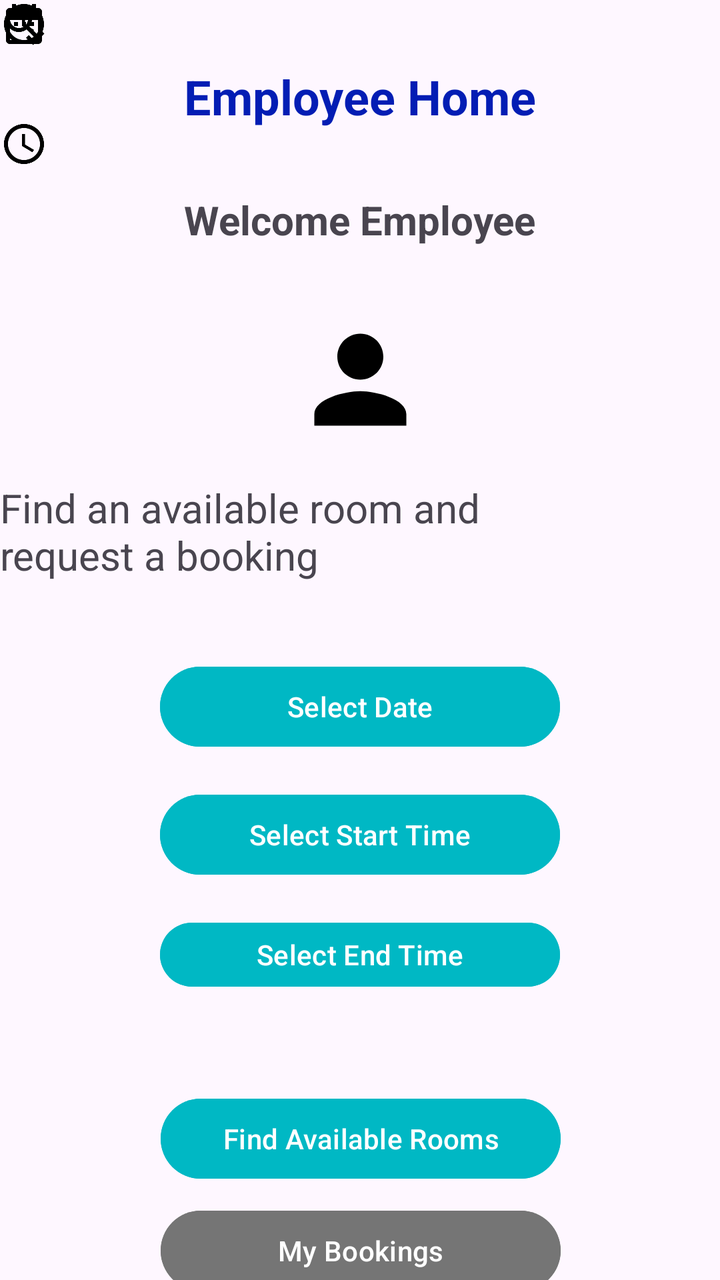
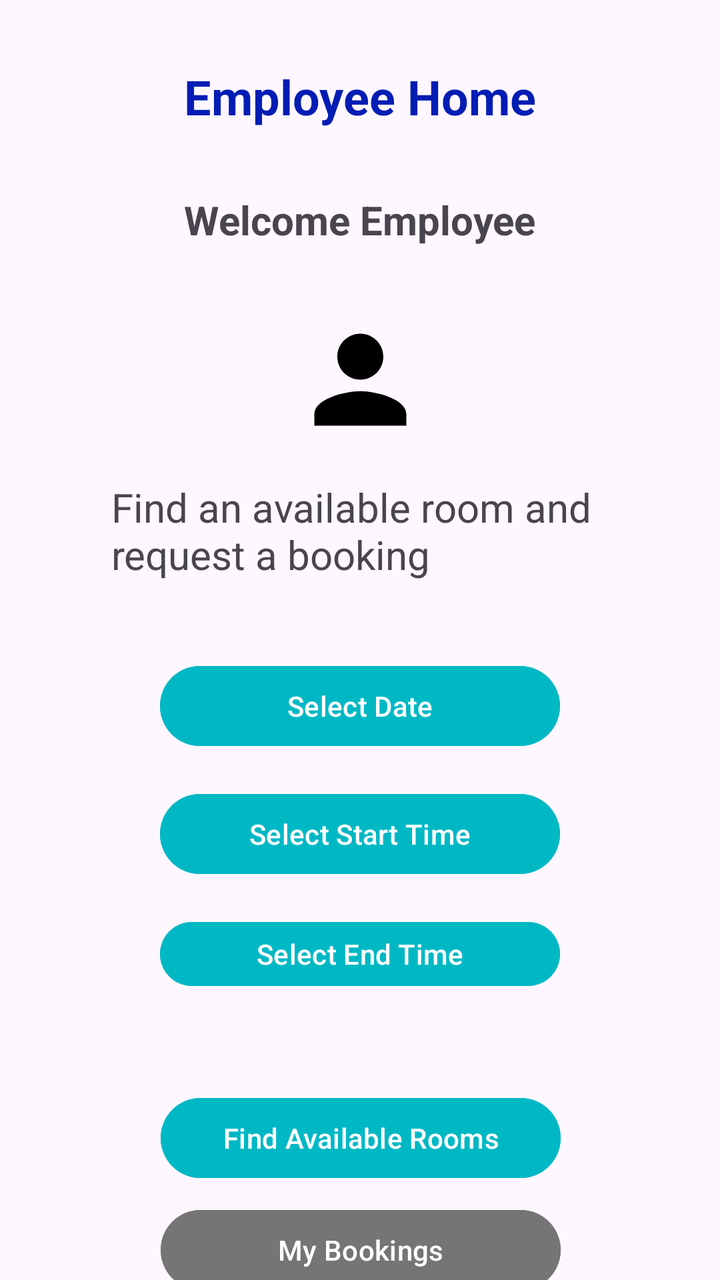

An Android layout rendered at two revisions. The XML below is the earlier revision; the diff shows what the commit changed to produce the second picture.
<!-- AndroidManifest.xml: application theme Theme.OfficeSpaceBooking -->
<!-- res/layout/activity_employee_home.xml -->
<?xml version="1.0" encoding="utf-8"?>
<androidx.constraintlayout.widget.ConstraintLayout xmlns:android="http://schemas.android.com/apk/res/android"
    xmlns:app="http://schemas.android.com/apk/res-auto"
    xmlns:tools="http://schemas.android.com/tools"
    android:id="@+id/main"
    android:layout_width="match_parent"
    android:layout_height="match_parent"
    tools:context=".EmployeeHomeActivity">

    <TextView
        android:id="@+id/textView2"
        android:layout_width="wrap_content"
        android:layout_height="wrap_content"
        android:layout_marginTop="32dp"
        android:text="Employee Home"
        android:textColor="#031DB4"
        android:textSize="24sp"
        android:textStyle="bold"
        app:layout_constraintEnd_toEndOf="parent"
        app:layout_constraintStart_toStartOf="parent"
        app:layout_constraintTop_toTopOf="parent" />

    <TextView
        android:id="@+id/txtWelcome"
        android:layout_width="wrap_content"
        android:layout_height="wrap_content"
        android:layout_marginTop="32dp"
        android:text="Welcome Employee"
        android:textSize="20sp"
        android:textStyle="bold"
        app:layout_constraintEnd_toEndOf="parent"
        app:layout_constraintStart_toStartOf="parent"
        app:layout_constraintTop_toBottomOf="@+id/textView2" />

    <ImageView
        android:id="@+id/imageView2"
        android:layout_width="74dp"
        android:layout_height="69dp"
        android:layout_marginTop="32dp"
        app:layout_constraintEnd_toEndOf="parent"
        app:layout_constraintStart_toStartOf="parent"
        app:layout_constraintTop_toBottomOf="@+id/txtWelcome"
        app:srcCompat="@drawable/employee" />

    <TextView
        android:id="@+id/txtInstructions"
        android:layout_width="243dp"
        android:layout_height="57dp"
        android:layout_marginTop="16dp"
        android:text="Find an available room and request a booking"
        android:textSize="20sp"
        app:layout_constraintTop_toBottomOf="@+id/imageView2"
        tools:layout_editor_absoluteX="81dp" />

    <Button
        android:id="@+id/btnSelectDate"
        android:layout_width="200dp"
        android:layout_height="48dp"
        android:layout_marginTop="32dp"
        android:backgroundTint="#00B8C4"
        android:text="Select Date"
        app:layout_constraintEnd_toEndOf="parent"
        app:layout_constraintStart_toStartOf="parent"
        app:layout_constraintTop_toBottomOf="@+id/txtInstructions" />

    <Button
        android:id="@+id/btnStartTime"
        android:layout_width="200dp"
        android:layout_height="48dp"
        android:layout_marginTop="16dp"
        android:backgroundTint="#00B8C4"
        android:text="Select Start Time"
        app:layout_constraintEnd_toEndOf="parent"
        app:layout_constraintStart_toStartOf="parent"
        app:layout_constraintTop_toBottomOf="@+id/btnSelectDate" />

    <Button
        android:id="@+id/btnEndTime"
        android:layout_width="200dp"
        android:layout_height="40dp"
        android:layout_marginTop="16dp"
        android:backgroundTint="#00B8C4"
        android:text="Select End Time"
        app:layout_constraintEnd_toEndOf="parent"
        app:layout_constraintStart_toStartOf="parent"
        app:layout_constraintTop_toBottomOf="@+id/btnStartTime" />

    <Button
        android:id="@+id/btnFindRooms"
        android:layout_width="200dp"
        android:layout_height="48dp"
        android:layout_marginTop="48dp"
        android:backgroundTint="#00B8C4"
        android:text="Find Available Rooms"
        app:layout_constraintEnd_toEndOf="parent"
        app:layout_constraintHorizontal_bias="0.502"
        app:layout_constraintStart_toStartOf="parent"
        app:layout_constraintTop_toBottomOf="@+id/btnEndTime" />

    <Button
        android:id="@+id/btnmybookings"
        android:layout_width="200dp"
        android:layout_height="48dp"
        android:layout_marginTop="8dp"
        android:backgroundTint="#757575"
        android:text="My Bookings"
        android:textColor="#FFFFFF"
        app:layout_constraintEnd_toEndOf="parent"
        app:layout_constraintHorizontal_bias="0.502"
        app:layout_constraintStart_toStartOf="parent"
        app:layout_constraintTop_toBottomOf="@+id/btnFindRooms" />

    <ImageView
        android:id="@+id/imageView20"
        android:layout_width="wrap_content"
        android:layout_height="wrap_content"
        app:srcCompat="@drawable/date"
        tools:layout_editor_absoluteX="118dp"
        tools:layout_editor_absoluteY="340dp" />

    <ImageView
        android:id="@+id/imageView21"
        android:layout_width="wrap_content"
        android:layout_height="wrap_content"
        app:srcCompat="@drawable/time"
        tools:layout_editor_absoluteX="118dp"
        tools:layout_editor_absoluteY="407dp" />

    <ImageView
        android:id="@+id/imageView22"
        android:layout_width="wrap_content"
        android:layout_height="wrap_content"
        android:layout_marginTop="60dp"
        app:layout_constraintTop_toTopOf="@+id/imageView21"
        app:srcCompat="@drawable/time"
        tools:layout_editor_absoluteX="117dp" />

    <ImageView
        android:id="@+id/imageView23"
        android:layout_width="wrap_content"
        android:layout_height="wrap_content"
        android:tint="#000000"
        app:srcCompat="@drawable/search_24dp_e3e3e3_fill0_wght400_grad0_opsz24"
        tools:layout_editor_absoluteX="117dp"
        tools:layout_editor_absoluteY="559dp"
        tools:visibility="visible" />

    <ImageView
        android:id="@+id/imageView24"
        android:layout_width="wrap_content"
        android:layout_height="wrap_content"
        app:srcCompat="@drawable/mybookings"
        tools:layout_editor_absoluteX="117dp"
        tools:layout_editor_absoluteY="614dp" />
</androidx.constraintlayout.widget.ConstraintLayout>
<!-- resources referenced by this layout -->
<resources>
  <!-- drawable date (drawable) -->
  <vector xmlns:android="http://schemas.android.com/apk/res/android" android:height="24dp" android:tint="#000000" android:viewportHeight="24" android:viewportWidth="24" android:width="24dp">
        
      <path android:fillColor="@android:color/white" android:pathData="M9,11L7,11v2h2v-2zM13,11h-2v2h2v-2zM17,11h-2v2h2v-2zM19,4h-1L18,2h-2v2L8,4L8,2L6,2v2L5,4c-1.11,0 -1.99,0.9 -1.99,2L3,20c0,1.1 0.89,2 2,2h14c1.1,0 2,-0.9 2,-2L21,6c0,-1.1 -0.9,-2 -2,-2zM19,20L5,20L5,9h14v11z"/>
      
  </vector>
  <!-- drawable employee (drawable) -->
  <vector xmlns:android="http://schemas.android.com/apk/res/android" android:height="24dp" android:tint="#000000" android:viewportHeight="24" android:viewportWidth="24" android:width="24dp">
        
      <path android:fillColor="@android:color/white" android:pathData="M12,12c2.21,0 4,-1.79 4,-4s-1.79,-4 -4,-4 -4,1.79 -4,4 1.79,4 4,4zM12,14c-2.67,0 -8,1.34 -8,4v2h16v-2c0,-2.66 -5.33,-4 -8,-4z"/>
      
  </vector>
  <!-- drawable mybookings (drawable) -->
  <vector xmlns:android="http://schemas.android.com/apk/res/android" android:height="24dp" android:tint="#000000" android:viewportHeight="960" android:viewportWidth="960" android:width="24dp">
        
      <path android:fillColor="@android:color/white" android:pathData="M200,880Q167,880 143.5,856.5Q120,833 120,800L120,240Q120,207 143.5,183.5Q167,160 200,160L240,160L240,80L320,80L320,160L640,160L640,80L720,80L720,160L760,160Q793,160 816.5,183.5Q840,207 840,240L840,495L760,575L760,400L200,400L200,800Q200,800 200,800Q200,800 200,800L448,800L528,880L200,880ZM200,320L760,320L760,240Q760,240 760,240Q760,240 760,240L200,240Q200,240 200,240Q200,240 200,240L200,320ZM200,320L200,240Q200,240 200,240Q200,240 200,240L200,240Q200,240 200,240Q200,240 200,240L200,320ZM662,900L520,758L576,702L661,787L831,617L887,674L662,900Z"/>
      
  </vector>
  <!-- drawable search_24dp_e3e3e3_fill0_wght400_grad0_opsz24 (drawable) -->
  <vector xmlns:android="http://schemas.android.com/apk/res/android"
      android:width="24dp"
      android:height="24dp"
      android:viewportWidth="24"
      android:viewportHeight="24">
    <path
        android:pathData="M19.6,21l-6.3,-6.3q-0.75,0.6 -1.72,0.95T9.5,16q-2.72,0 -4.61,-1.89Q3,12.23 3,9.5Q3,6.77 4.89,4.89T9.5,3t4.61,1.89T16,9.5q0,1.1 -0.35,2.07T14.7,13.3L21,19.6L19.6,21ZM9.5,14q1.88,0 3.19,-1.31T14,9.5T12.69,6.31T9.5,5T6.31,6.31T5,9.5t1.31,3.19T9.5,14Z"
        android:fillColor="#e3e3e3"/>
  </vector>
  <!-- drawable time (drawable) -->
  <vector xmlns:android="http://schemas.android.com/apk/res/android" android:height="24dp" android:tint="#000000" android:viewportHeight="24" android:viewportWidth="24" android:width="24dp">
        
      <path android:fillColor="@android:color/white" android:pathData="M11.99,2C6.47,2 2,6.48 2,12s4.47,10 9.99,10C17.52,22 22,17.52 22,12S17.52,2 11.99,2zM12,20c-4.42,0 -8,-3.58 -8,-8s3.58,-8 8,-8 8,3.58 8,8 -3.58,8 -8,8z"/>
        
      <path android:fillColor="@android:color/white" android:pathData="M12.5,7H11v6l5.25,3.15 0.75,-1.23 -4.5,-2.67z"/>
      
  </vector>
  <style name="Theme.OfficeSpaceBooking" parent="Base.Theme.OfficeSpaceBooking" />
  <style name="Base.Theme.OfficeSpaceBooking" parent="Theme.Material3.DayNight.NoActionBar">
          
          
      </style>
</resources>

<!-- the commit's change to res/layout/activity_employee_home.xml (unified diff, before → after) -->
@@ -46,11 +46,14 @@
         android:id="@+id/txtInstructions"
         android:layout_width="243dp"
         android:layout_height="57dp"
-        android:layout_marginTop="16dp"
+        android:layout_marginStart="81dp"
+        android:layout_marginTop="240dp"
+        android:layout_marginEnd="87dp"
         android:text="Find an available room and request a booking"
         android:textSize="20sp"
-        app:layout_constraintTop_toBottomOf="@+id/imageView2"
-        tools:layout_editor_absoluteX="81dp" />
+        app:layout_constraintEnd_toEndOf="parent"
+        app:layout_constraintStart_toStartOf="parent"
+        app:layout_constraintTop_toTopOf="parent" />
 
     <Button
         android:id="@+id/btnSelectDate"
@@ -98,7 +101,7 @@
         app:layout_constraintTop_toBottomOf="@+id/btnEndTime" />
 
     <Button
-        android:id="@+id/btnmybookings"
+        android:id="@+id/btnMybookings"
         android:layout_width="200dp"
         android:layout_height="48dp"
         android:layout_marginTop="8dp"
@@ -114,42 +117,61 @@
         android:id="@+id/imageView20"
         android:layout_width="wrap_content"
         android:layout_height="wrap_content"
-        app:srcCompat="@drawable/date"
-        tools:layout_editor_absoluteX="118dp"
-        tools:layout_editor_absoluteY="340dp" />
+        android:layout_marginStart="118dp"
+        android:layout_marginTop="340dp"
+        android:layout_marginEnd="269dp"
+        app:layout_constraintEnd_toEndOf="parent"
+        app:layout_constraintStart_toStartOf="parent"
+        app:layout_constraintTop_toTopOf="parent"
+        app:srcCompat="@drawable/date" />
 
     <ImageView
         android:id="@+id/imageView21"
         android:layout_width="wrap_content"
         android:layout_height="wrap_content"
-        app:srcCompat="@drawable/time"
-        tools:layout_editor_absoluteX="118dp"
-        tools:layout_editor_absoluteY="407dp" />
+        android:layout_marginStart="118dp"
+        android:layout_marginTop="408dp"
+        android:layout_marginEnd="269dp"
+        app:layout_constraintEnd_toEndOf="parent"
+        app:layout_constraintStart_toStartOf="parent"
+        app:layout_constraintTop_toTopOf="parent"
+        app:srcCompat="@drawable/time" />
 
     <ImageView
         android:id="@+id/imageView22"
         android:layout_width="wrap_content"
         android:layout_height="wrap_content"
-        android:layout_marginTop="60dp"
-        app:layout_constraintTop_toTopOf="@+id/imageView21"
-        app:srcCompat="@drawable/time"
-        tools:layout_editor_absoluteX="117dp" />
+        android:layout_marginStart="117dp"
+        android:layout_marginTop="464dp"
+        android:layout_marginEnd="270dp"
+        app:layout_constraintEnd_toEndOf="parent"
+        app:layout_constraintStart_toStartOf="parent"
+        app:layout_constraintTop_toTopOf="parent"
+        app:srcCompat="@drawable/time" />
 
     <ImageView
         android:id="@+id/imageView23"
         android:layout_width="wrap_content"
         android:layout_height="wrap_content"
+        android:layout_marginStart="117dp"
+        android:layout_marginTop="559dp"
+        android:layout_marginEnd="270dp"
         android:tint="#000000"
+        app:layout_constraintEnd_toEndOf="parent"
+        app:layout_constraintStart_toStartOf="parent"
+        app:layout_constraintTop_toTopOf="parent"
         app:srcCompat="@drawable/search_24dp_e3e3e3_fill0_wght400_grad0_opsz24"
-        tools:layout_editor_absoluteX="117dp"
-        tools:layout_editor_absoluteY="559dp"
         tools:visibility="visible" />
 
     <ImageView
         android:id="@+id/imageView24"
         android:layout_width="wrap_content"
         android:layout_height="wrap_content"
-        app:srcCompat="@drawable/mybookings"
-        tools:layout_editor_absoluteX="117dp"
-        tools:layout_editor_absoluteY="614dp" />
+        android:layout_marginStart="117dp"
+        android:layout_marginTop="614dp"
+        android:layout_marginEnd="270dp"
+        app:layout_constraintEnd_toEndOf="parent"
+        app:layout_constraintStart_toStartOf="parent"
+        app:layout_constraintTop_toTopOf="parent"
+        app:srcCompat="@drawable/mybookings" />
 </androidx.constraintlayout.widget.ConstraintLayout>
